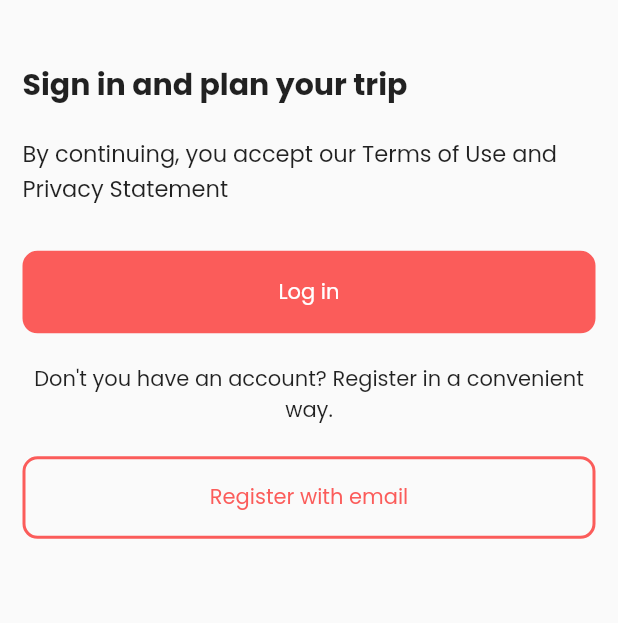
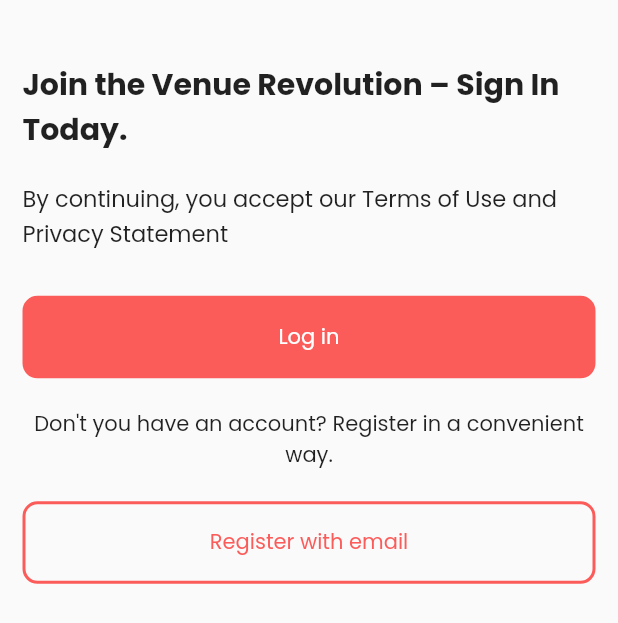
Before and after one commit to lgic-project/venue-match, a Flutter app: the screen it shows after launch, on a phone screen of 412 x 824 dp. Shown: the top 623 px of the screen. Run offline on Flutter 3.47's test engine with Material 2 defaults, Android fonts, the phone set to English and light mode, and no system bars; our stand-ins replace cached_network_image, flutter_svg, get, google_fonts, image_picker, lottie and 1 more; missing offline and left inert: khalti_flutter.

Commit message:
small change

```diff
--- a/lib/modules/welcome/welcome_screen.dart
+++ b/lib/modules/welcome/welcome_screen.dart
@@ -29,7 +29,7 @@ class WelcomeScreen extends StatelessWidget {
               Padding(
                 padding: EdgeInsets.only(top: screenHeight / 20),
                 child: const Text(
-                  "Sign in and plan your trip",
+                  "Join the Venue Revolution – Sign In Today.",
                   style: TextStyle(fontWeight: FontWeight.bold, fontSize: 20),
                 ),
               ),
```
